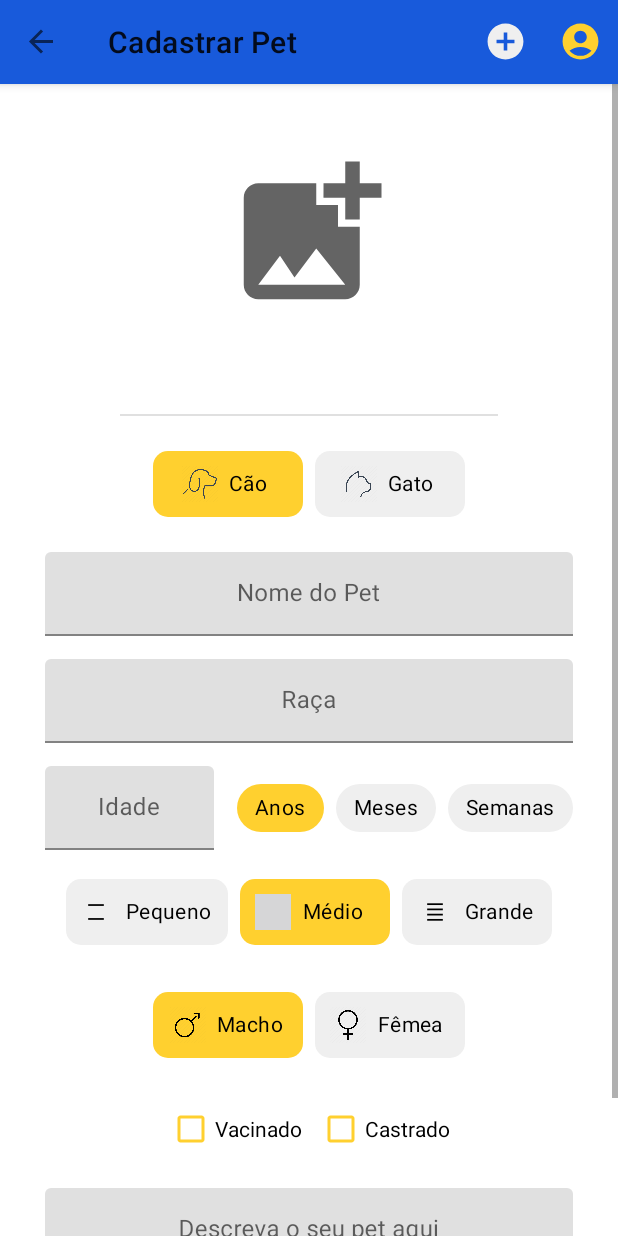
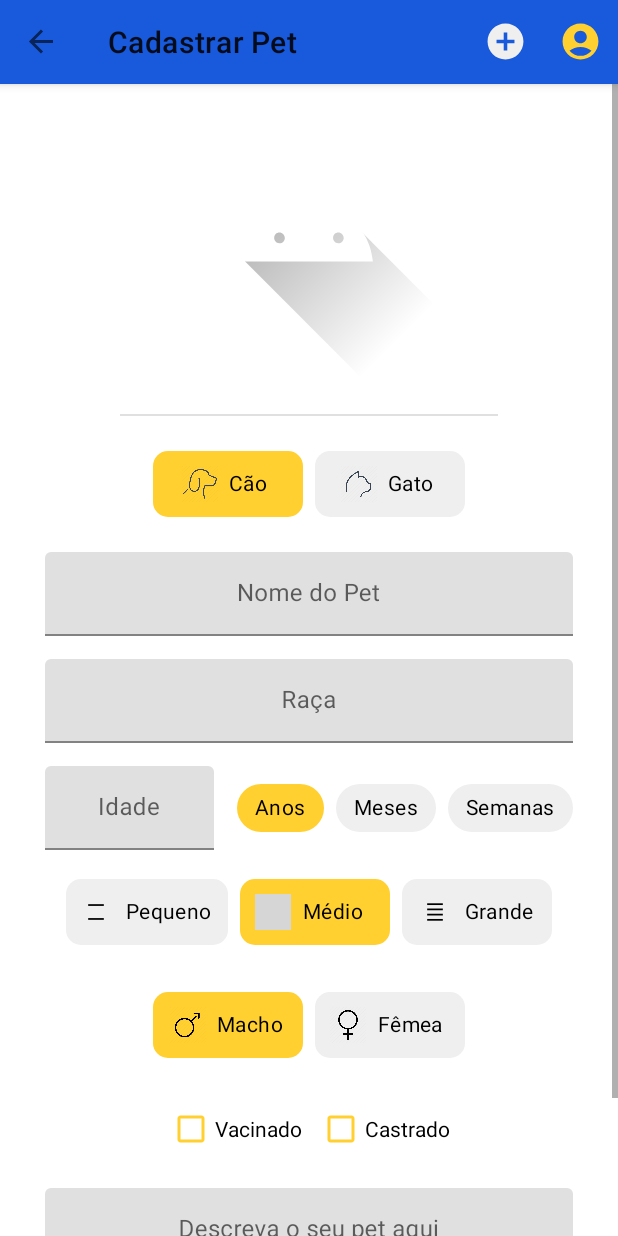
Before and after one commit to JamesWillian/miauau, an Android app: the PetRegisterFragment screen opened through its navigation route, on a phone screen of 412 x 824 dp. Run offline under Robolectric (Android 15) with nearby library versions, the phone set to English and light mode, and no system bars; our stand-ins replace Firebase (no records; nobody signed in at launch, a user with empty details on screens opened directly), Picasso, navigation-ui.

Commit message:
Handling User Profile UI

```diff
--- a/app/src/main/java/com/jammes/miauau/collections/HomeListAdapter.kt
+++ b/app/src/main/java/com/jammes/miauau/collections/HomeListAdapter.kt
@@ -1,6 +1,7 @@
 package com.jammes.miauau.collections
 
 import android.view.LayoutInflater
+import android.view.View
 import android.view.ViewGroup
 import androidx.navigation.findNavController
 import androidx.recyclerview.widget.AsyncListDiffer
@@ -23,7 +24,6 @@ class HomeListAdapter : RecyclerView.Adapter<HomeListAdapter.ViewHolder>() {
                 AgeType.WEEKS -> itemView.context.getString(R.string.weeks)
                 AgeType.MONTHS -> itemView.context.getString(R.string.months)
                 AgeType.YEARS -> itemView.context.getString(R.string.years)
-                else -> {""}
             }
 
             binding.petNameTextView.text = petItem.name
@@ -31,11 +31,12 @@ class HomeListAdapter : RecyclerView.Adapter<HomeListAdapter.ViewHolder>() {
             binding.petBreedTextView.text = petItem.breed
             binding.petAgeTextView.text = "${petItem.age} $ageType"
 
+            binding.saveImageView.visibility = View.GONE
+
             binding.petSexTextView.text =
                 when (petItem.sex) {
                     Sex.MALE -> itemView.context.getString(R.string.male)
                     Sex.FEMALE -> itemView.context.getString(R.string.female)
-                    else -> {""}
                 }
 
             Picasso.get()
--- a/app/src/main/java/com/jammes/miauau/collections/PetRegisterViewModel.kt
+++ b/app/src/main/java/com/jammes/miauau/collections/PetRegisterViewModel.kt
@@ -34,7 +34,7 @@ class PetRegisterViewModel(private val repository: PetsRepository) : ViewModel()
                     vaccinated = "",
                     size = Size.MEDIUM,
                     castrated = "",
-                    imageURL = "",
+                    imageURL = null,
                     tutorId = ""
                 )
             )
--- a/app/src/main/java/com/jammes/miauau/forms/PetDetailFragment.kt
+++ b/app/src/main/java/com/jammes/miauau/forms/PetDetailFragment.kt
@@ -95,6 +95,9 @@ class PetDetailFragment : Fragment() {
         } else {
             binding.adoptButton.text = "Adotar esse Pet"
         }
+
+        binding.saveImageView2.visibility = View.GONE
+        binding.shareImageView2.visibility = View.GONE
     }
 
     override fun onDestroy() {
--- a/app/src/main/java/com/jammes/miauau/forms/PetRegisterFragment.kt
+++ b/app/src/main/java/com/jammes/miauau/forms/PetRegisterFragment.kt
@@ -125,40 +125,42 @@ class PetRegisterFragment : Fragment() {
     }
 
     private fun updateUI(uiState: PetRegisterViewModel.UiState) {
-        binding.petNameEditText.editText?.setText(uiState.pet.name)
-        binding.petBreedEditText.editText?.setText(uiState.pet.breed)
-        binding.petAgeEditText.editText?.setText((uiState.pet.age ?: "").toString())
-        binding.petDescriptionEditText.editText?.setText(uiState.pet.description)
-        if (uiState.pet.imageBitmap != null) {
-            binding.imagePet.setImageBitmap(uiState.pet.imageBitmap)
+        val pet = uiState.pet
+
+        binding.petNameEditText.editText?.setText(pet.name)
+        binding.petBreedEditText.editText?.setText(pet.breed)
+        binding.petAgeEditText.editText?.setText((pet.age ?: "").toString())
+        binding.petDescriptionEditText.editText?.setText(pet.description)
+        binding.petVaccinatedCheckBox.isChecked = pet.vaccinated.isNotBlank()
+        binding.petCastratedCheckBox.isChecked = pet.castrated.isNotBlank()
+        if (pet.imageBitmap != null) {
+            binding.imagePet.setImageBitmap(pet.imageBitmap)
         } else {
-            if (uiState.pet.imageURL != "") {
-                Picasso.get()
-                    .load(uiState.pet.imageURL)
-                    .placeholder(R.drawable.ic_launcher_foreground)
-                    .error(R.drawable.ic_launcher_foreground)
-                    .into(binding.imagePet)
-            }
+            Picasso.get()
+                .load(pet.imageURL)
+                .placeholder(R.drawable.ic_launcher_foreground)
+                .error(R.drawable.ic_launcher_foreground)
+                .into(binding.imagePet)
         }
         binding.petTypeChipGroup.check(
-            when (uiState.pet.petType) {
+            when (pet.petType) {
                 PetType.DOG -> binding.chipDog.id
                 PetType.CAT -> binding.chipCat.id
             }
         )
         binding.petAgeChipGroup.check(
-            when (uiState.pet.ageType) {
+            when (pet.ageType) {
                 AgeType.YEARS -> binding.chipYears.id
                 AgeType.MONTHS -> binding.chipMonths.id
                 AgeType.WEEKS -> binding.chipWeeks.id
             }
         )
-        when (uiState.pet.size) {
+        when (pet.size) {
             Size.SMALL -> binding.chipSmall.id
             Size.MEDIUM -> binding.chipMedium.id
             Size.LARGE -> binding.chipLarge.id
         }
-        when (uiState.pet.sex) {
+        when (pet.sex) {
             Sex.MALE -> binding.chipMale.id
             Sex.FEMALE -> binding.chipFemale.id
         }
--- a/app/src/main/res/color/chip_background.xml
+++ b/app/src/main/res/color/chip_background.xml
@@ -1,5 +1,5 @@
 <?xml version="1.0" encoding="utf-8"?>
 <selector xmlns:android="http://schemas.android.com/apk/res/android">
-    <item android:state_checked="true" android:color="@color/yellow"></item>
-    <item android:state_checked="false" android:color="@color/light"></item>
+    <item android:state_checked="true" android:color="@color/yellow_primary" />
+    <item android:state_checked="false" android:color="@color/light" />
 </selector>
--- a/app/src/main/res/drawable/circle_background.xml
+++ b/app/src/main/res/drawable/circle_background.xml
@@ -1,5 +1,5 @@
 <?xml version="1.0" encoding="utf-8"?>
 <shape xmlns:android="http://schemas.android.com/apk/res/android">
-    <solid android:color="@color/yellow" />
+    <solid android:color="@color/yellow_primary" />
     <corners android:radius="1000dp" />
 </shape>
--- a/app/src/main/res/drawable/user_foreground.xml
+++ b/app/src/main/res/drawable/user_foreground.xml
@@ -3,7 +3,7 @@
     android:height="108dp"
     android:viewportWidth="24"
     android:viewportHeight="24"
-    android:tint="@color/yellow">
+    android:tint="@color/yellow_primary">
   <group android:scaleX="0.5742"
       android:scaleY="0.5742"
       android:translateX="5.1096"
--- a/app/src/main/res/layout/fragment_pet_register.xml
+++ b/app/src/main/res/layout/fragment_pet_register.xml
@@ -292,14 +292,14 @@
                 android:layout_width="wrap_content"
                 android:layout_height="wrap_content"
                 android:layout_marginEnd="10dp"
-                android:buttonTint="@color/yellow"
+                android:buttonTint="@color/yellow_primary"
                 android:text="@string/vaccinated" />
 
             <CheckBox
                 android:id="@+id/petCastratedCheckBox"
                 android:layout_width="wrap_content"
                 android:layout_height="wrap_content"
-                android:buttonTint="@color/yellow"
+                android:buttonTint="@color/yellow_primary"
                 android:text="@string/castrated" />
 
         </androidx.appcompat.widget.LinearLayoutCompat>
--- a/app/src/main/res/values-night/themes.xml
+++ b/app/src/main/res/values-night/themes.xml
@@ -6,8 +6,8 @@
         <item name="colorPrimaryVariant">@color/blue</item>
         <item name="colorOnPrimary">@color/black</item>
         <!-- Secondary brand color. -->
-        <item name="colorSecondary">@color/yellow</item>
-        <item name="colorSecondaryVariant">@color/yellow</item>
+        <item name="colorSecondary">@color/yellow_primary</item>
+        <item name="colorSecondaryVariant">@color/yellow_primary</item>
         <item name="colorOnSecondary">@color/black</item>
         <!-- Status bar color. -->
         <item name="android:statusBarColor">?attr/colorSecondaryVariant</item>
--- a/app/src/main/res/values/colors.xml
+++ b/app/src/main/res/values/colors.xml
@@ -7,7 +7,10 @@
     <color name="white">#FFFFFFFF</color>
     <color name="light">#EFEFEF</color>
     <color name="blue">#185ADB</color>
-    <color name="yellow">#FFD02F</color>
+    <color name="yellow_primary">#FFD02F</color>
+    <color name="yellow_secondary">#FFC93C</color>
     <color name="green">#1DB954</color>
+    <color name="grafity">#2C2C2C</color>
+    <color name="dark">#424242</color>
 
 </resources>
--- a/app/src/main/res/values/strings.xml
+++ b/app/src/main/res/values/strings.xml
@@ -30,4 +30,5 @@
     <string name="Profile">Perfil</string>
     <string name="EditProfile">Editar Perfil</string>
     <string name="pet_image">Imagem do Pet</string>
+    <string name="pets">Pets</string>
 </resources>
```
Also changed, not shown: app/src/main/java/com/jammes/miauau/forms/UserProfileFragment.kt (+21 -11 lines), app/src/main/res/layout/fragment_user_profile.xml (+18 -11 lines).
